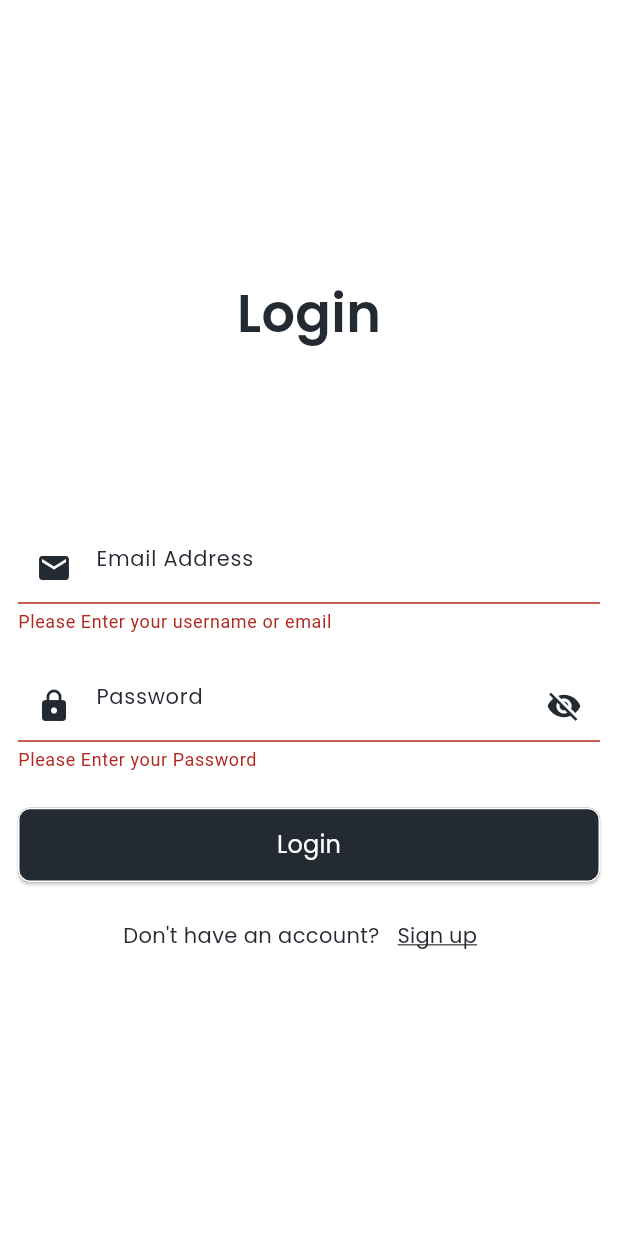
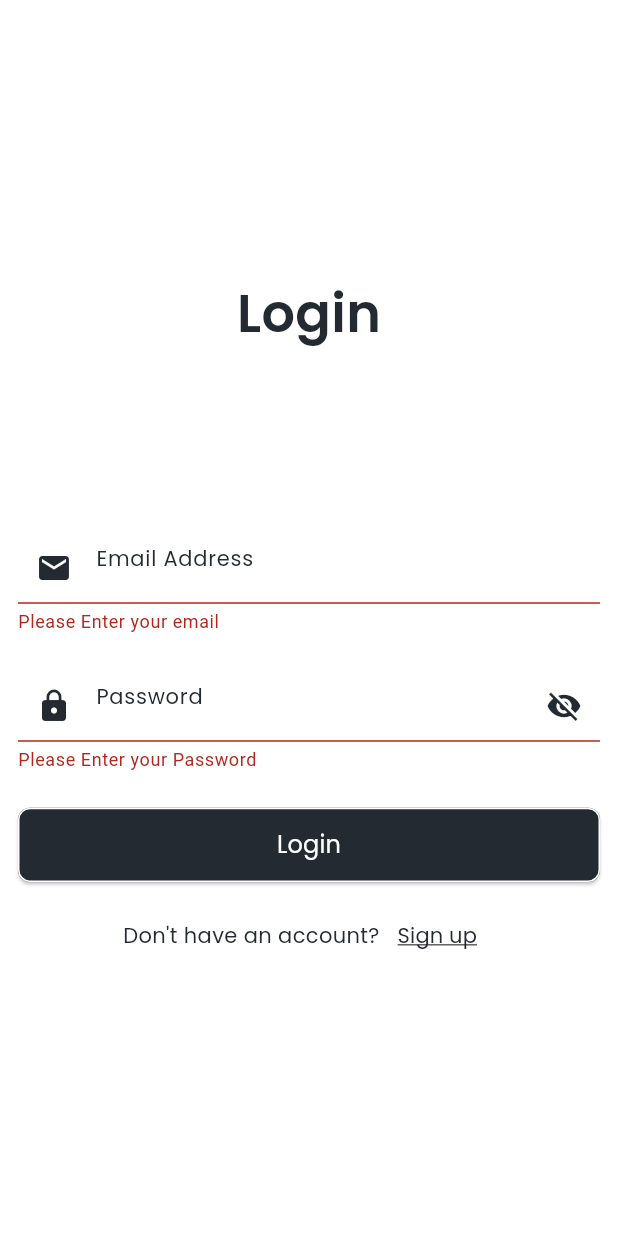
Before and after one commit to Habiba554/weather_application, a Flutter app: the screen it shows after launch, after a tap on "Login", on a phone screen of 412 x 824 dp. Run offline on Flutter 3.47's test engine with Material 3 defaults, Android fonts, the phone set to English and light mode, and no system bars; our stand-ins replace cloud_firestore, device_info_plus, firebase_auth, firebase_core, firebase_messaging, geolocator and 1 more; missing offline and left inert: universal_html; accounts and stored records are empty; statements that could not run were skipped.

```diff
--- a/lib/views/screens/login_screen.dart
+++ b/lib/views/screens/login_screen.dart
@@ -49,7 +49,7 @@ class LoginScreen extends StatelessWidget {
                       keyboardType: TextInputType.emailAddress,
                       validator: (value) {
                         if (value == null || value.isEmpty) {
-                          return 'Please Enter your username or email';
+                          return 'Please Enter your email';
                         }
                         return null;
                       },
--- a/lib/views/screens/signup_screen.dart
+++ b/lib/views/screens/signup_screen.dart
@@ -62,8 +62,8 @@ class SignupScreen extends StatelessWidget {
                     validator: (value) {
                       if (value == null || value.isEmpty) {
                         return 'Please Enter your Password';
-                      } else if (value.length < 4 || value.length > 20) {
-                        return "Password should be from 3 to 20 characters";
+                      } else if (value.length < 8) {
+                        return "Password should be from 8 to 20 characters";
                       }
                       return null;
                     },
```
